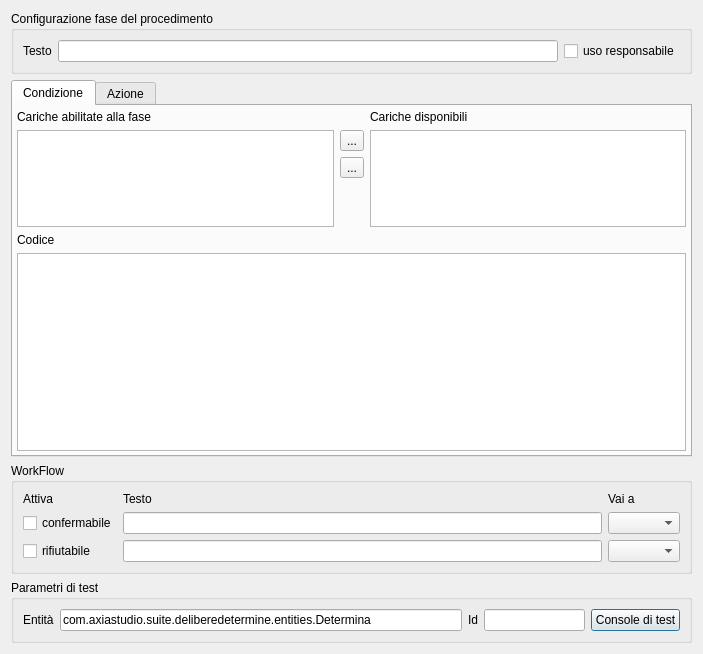
Before: the Qt Designer form src/com/axiastudio/suite/procedimenti/forms/faseprocedimento.ui in tizianolattisi/suitegda, drawn with Qt 5.
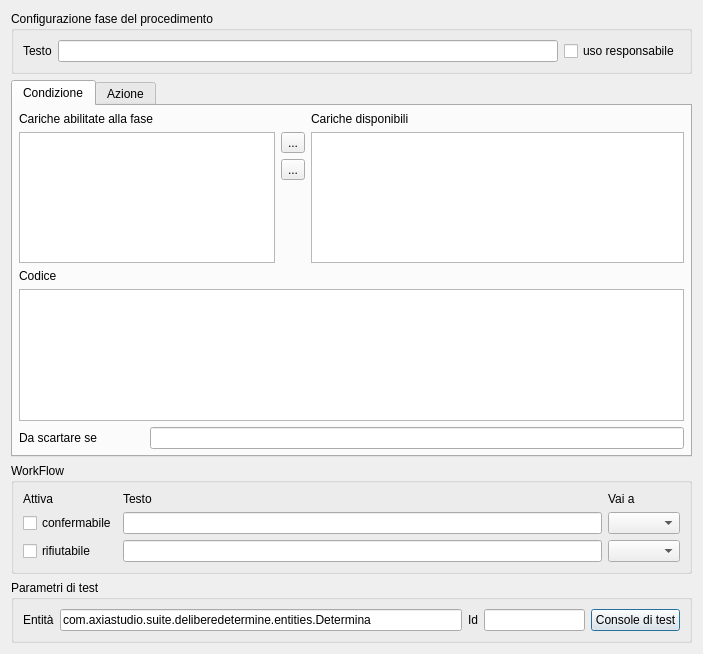
After: the same form once the commit is applied. Custom widgets are drawn as their Qt base class.

Commit message: Gestione "dascartare" nel modello e nel form.

The edit to the form file:
```diff
--- a/src/com/axiastudio/suite/procedimenti/forms/faseprocedimento.ui
+++ b/src/com/axiastudio/suite/procedimenti/forms/faseprocedimento.ui
@@ -62,54 +62,54 @@
       <attribute name="title">
        <string>Condizione</string>
       </attribute>
-      <layout class="QGridLayout" name="gridLayout_3" rowstretch="0,0,0,1,0,4">
+      <layout class="QGridLayout" name="gridLayout">
        <property name="leftMargin">
-        <number>4</number>
+        <number>6</number>
        </property>
        <property name="topMargin">
-        <number>4</number>
+        <number>6</number>
        </property>
        <property name="rightMargin">
-        <number>4</number>
+        <number>6</number>
        </property>
        <property name="bottomMargin">
-        <number>4</number>
+        <number>6</number>
        </property>
-       <item row="0" column="0">
+       <item row="0" column="0" colspan="2">
         <widget class="QLabel" name="label_10">
          <property name="text">
           <string>Cariche abilitate alla fase</string>
          </property>
         </widget>
        </item>
-       <item row="0" column="2">
+       <item row="0" column="3">
         <widget class="QLabel" name="label_11">
          <property name="text">
           <string>Cariche disponibili</string>
          </property>
         </widget>
        </item>
-       <item row="1" column="0" rowspan="3">
+       <item row="1" column="0" rowspan="3" colspan="2">
         <widget class="QListWidget" name="caricheAbilitate"/>
        </item>
-       <item row="1" column="1">
+       <item row="1" column="2">
         <widget class="QToolButton" name="aggiungiCarica">
          <property name="text">
           <string>...</string>
          </property>
         </widget>
        </item>
-       <item row="1" column="2" rowspan="3">
+       <item row="1" column="3" rowspan="3">
         <widget class="QListWidget" name="caricheDisponibili"/>
        </item>
-       <item row="2" column="1">
+       <item row="2" column="2">
         <widget class="QToolButton" name="rimuoviCarica">
          <property name="text">
           <string>...</string>
          </property>
         </widget>
        </item>
-       <item row="3" column="1">
+       <item row="3" column="2">
         <spacer name="verticalSpacer_2">
          <property name="orientation">
           <enum>Qt::Vertical</enum>
@@ -122,20 +122,34 @@
          </property>
         </spacer>
        </item>
-       <item row="4" column="0" colspan="3">
+       <item row="4" column="0">
         <widget class="QLabel" name="label_9">
          <property name="text">
           <string>Codice</string>
          </property>
         </widget>
        </item>
-       <item row="5" column="0" colspan="3">
+       <item row="5" column="0" colspan="4">
         <widget class="QTextEdit" name="textEdit_2">
          <property name="column" stdset="0">
           <string>condizione</string>
          </property>
         </widget>
        </item>
+       <item row="6" column="0">
+        <widget class="QLabel" name="label">
+         <property name="text">
+          <string>Da scartare se</string>
+         </property>
+        </widget>
+       </item>
+       <item row="6" column="1" colspan="3">
+        <widget class="QLineEdit" name="lineEdit_4">
+         <property name="column" stdset="0">
+          <string>dascartare</string>
+         </property>
+        </widget>
+       </item>
       </layout>
      </widget>
      <widget class="QWidget" name="tab_2">
```
The commit also changes 4 other files.
